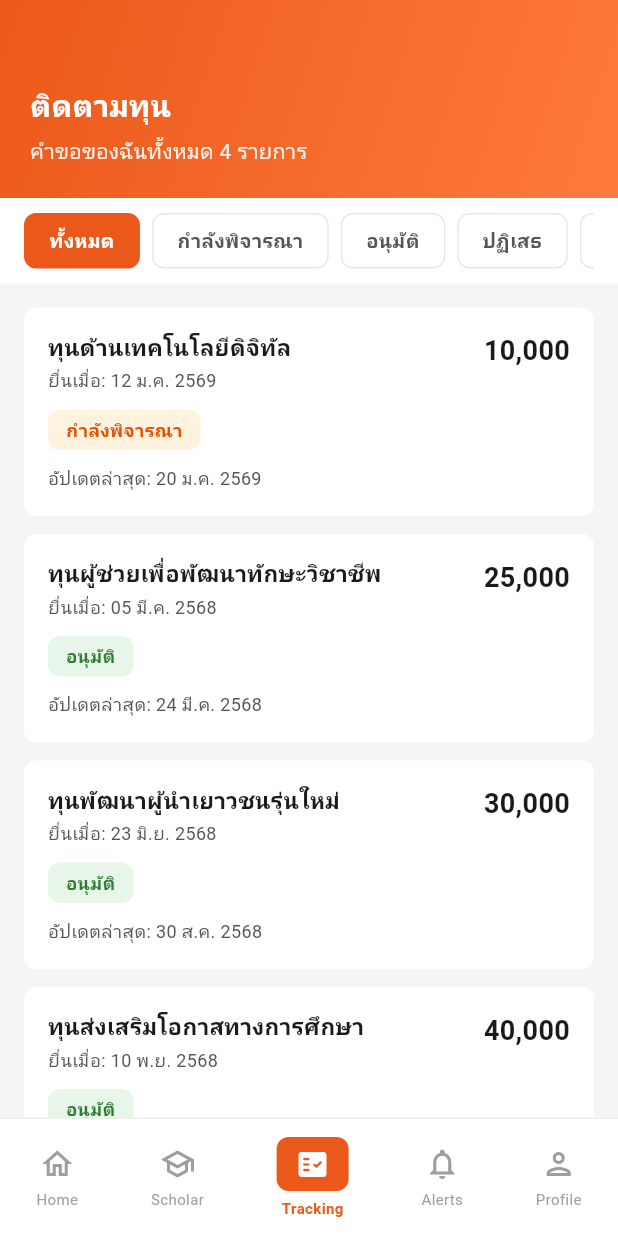
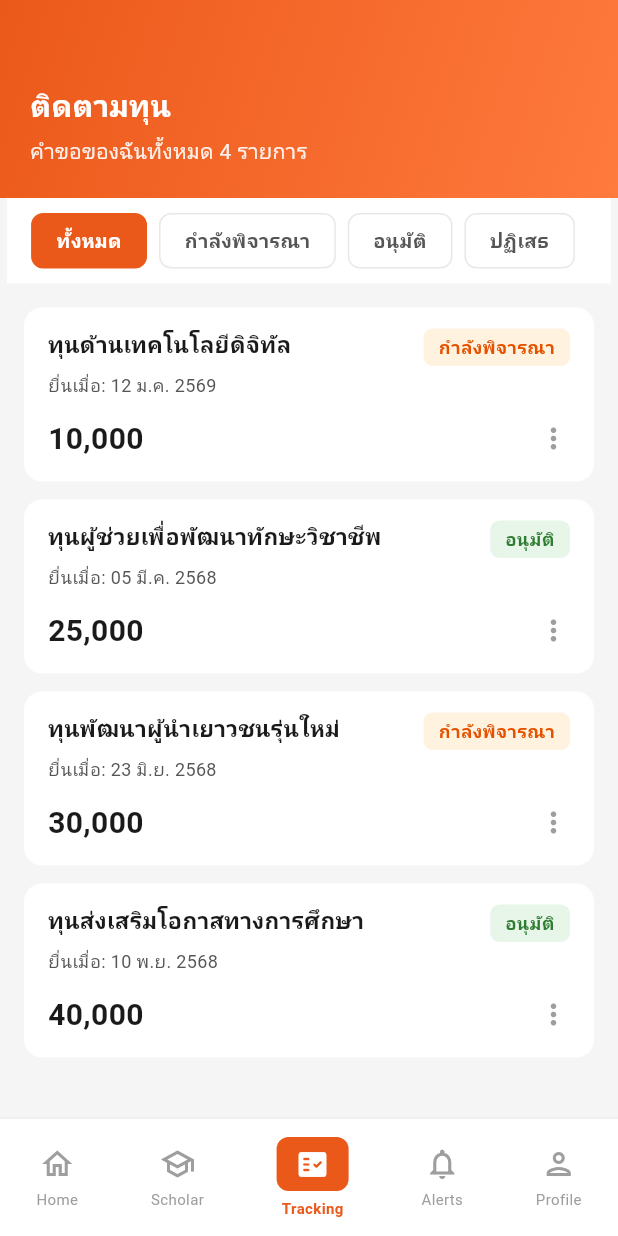
Before and after one commit to Wirakan/Scholarx_App, a Flutter app: the TrackingScreen screen opened directly, on a phone screen of 412 x 824 dp. Run offline on Flutter 3.47's test engine with Material 3 defaults, Android fonts, the phone set to English and light mode, and no system bars.

Commit message:
edit tracking

```diff
--- a/scholarx_app/lib/features/student/screens/tracking/tracking_screen.dart
+++ b/scholarx_app/lib/features/student/screens/tracking/tracking_screen.dart
@@ -1,10 +1,11 @@
 import 'package:flutter/material.dart';
 import '/coreApp/themeApp/app_colors.dart';
 import '/coreApp/themeApp/app_text_style.dart';
+
 // ─────────────────────────────────────────────
 //  DATA MODEL
 // ─────────────────────────────────────────────
-enum TrackingStatus { reviewing, approved, rejected, special }
+enum TrackingStatus { reviewing, approved, rejected}
 
 class TrackingItem {
   final String id;
@@ -50,7 +51,7 @@ const _mockItems = [
     appliedDate: '23 มิ.ย. 2568',
     updatedDate: '30 ส.ค. 2568',
     amount: 30000,
-    status: TrackingStatus.approved,
+    status: TrackingStatus.reviewing,
   ),
   TrackingItem(
     id: 'AP011004',
@@ -98,8 +99,6 @@ class _TrackingScreenState extends State<TrackingScreen> {
           return e.status == TrackingStatus.approved;
         case _FilterTab.rejected:
           return e.status == TrackingStatus.rejected;
-        case _FilterTab.special:
-          return e.status == TrackingStatus.special;
         default:
           return true;
       }
@@ -219,7 +218,7 @@ class _TrackingScreenState extends State<TrackingScreen> {
 // ─────────────────────────────────────────────
 //  FILTER TAB ENUM
 // ─────────────────────────────────────────────
-enum _FilterTab { all, reviewing, approved, rejected, special }
+enum _FilterTab { all, reviewing, approved, rejected}
 
 extension _FilterTabX on _FilterTab {
   String get label {
@@ -232,14 +231,12 @@ extension _FilterTabX on _FilterTab {
         return 'อนุมัติ';
       case _FilterTab.rejected:
         return 'ปฏิเสธ';
-      case _FilterTab.special:
-        return 'พิเศษ';
     }
   }
 }
 
 // ─────────────────────────────────────────────
-//  TRACKING CARD
+//  TRACKING CARD  ← layout เปลี่ยนตามรูป
 // ─────────────────────────────────────────────
 class _TrackingCard extends StatelessWidget {
   final TrackingItem item;
@@ -253,7 +250,7 @@ class _TrackingCard extends StatelessWidget {
       duration: const Duration(milliseconds: 300),
       decoration: BoxDecoration(
         color: Colors.white,
-        borderRadius: BorderRadius.circular(8),
+        borderRadius: BorderRadius.circular(12),
         border: isHighlighted
             ? Border.all(color: AppColors.primary, width: 2)
             : null,
@@ -267,47 +264,42 @@ class _TrackingCard extends StatelessWidget {
               ]
             : null,
       ),
-      padding: const EdgeInsets.all(16),
+      padding: const EdgeInsets.fromLTRB(16, 14, 16, 14),
       child: Column(
         crossAxisAlignment: CrossAxisAlignment.start,
         children: [
-          // Title row
+          // ── แถวบน: ชื่อทุน (ซ้าย) + badge (ขวา) ──
           Row(
             crossAxisAlignment: CrossAxisAlignment.start,
             children: [
               Expanded(
-                child: Column(
-                  crossAxisAlignment: CrossAxisAlignment.start,
-                  children: [
-                    Text(
-                      item.title,
-                      style: AppTextStyle.title.copyWith(fontSize: 15),
-                    ),
-                    const SizedBox(height: 4),
-                    Text(
-                      'ยื่นเมื่อ: ${item.appliedDate}',
-                      style: AppTextStyle.caption,
-                    ),
-                  ],
+                child: Text(
+                  item.title,
+                  style: AppTextStyle.title.copyWith(fontSize: 15),
                 ),
               ),
               const SizedBox(width: 8),
+              _StatusBadge(status: item.status),
+            ],
+          ),
+          const SizedBox(height: 4),
+          // ── วันที่ยื่น ──
+          Text('ยื่นเมื่อ: ${item.appliedDate}', style: AppTextStyle.caption),
+          const SizedBox(height: 12),
+          // ── แถวล่าง: จำนวนเงิน (ซ้าย) + ⋮ (ขวา) ──
+          Row(
+            mainAxisAlignment: MainAxisAlignment.spaceBetween,
+            children: [
               Text(
                 _formatAmount(item.amount),
                 style: AppTextStyle.heading3.copyWith(
                   color: AppColors.textPrimary,
+                  fontSize: 20,
+                  fontWeight: FontWeight.w700,
                 ),
               ),
+              const Icon(Icons.more_vert, color: Color(0xFF9E9E9E), size: 22),
             ],
-          ),
-          const SizedBox(height: 10),
-          // Status badge
-          _StatusBadge(status: item.status),
-          const SizedBox(height: 10),
-          // Updated date
-          Text(
-            'อัปเดตล่าสุด: ${item.updatedDate}',
-            style: AppTextStyle.caption,
           ),
         ],
       ),
@@ -354,22 +346,17 @@ class _StatusBadge extends StatelessWidget {
         fg = const Color(0xFFC62828);
         label = 'ปฏิเสธ';
         break;
-      case TrackingStatus.special:
-        bg = const Color(0xFFE3F2FD);
-        fg = const Color(0xFF1565C0);
-        label = 'พิเศษ';
-        break;
     }
 
     return Container(
-      padding: const EdgeInsets.symmetric(horizontal: 12, vertical: 5),
+      padding: const EdgeInsets.symmetric(horizontal: 10, vertical: 4),
       decoration: BoxDecoration(
         color: bg,
-        borderRadius: BorderRadius.circular(8),
+        borderRadius: BorderRadius.circular(6),
       ),
       child: Text(
         label,
-        style: TextStyle(fontSize: 12, fontWeight: FontWeight.w700, color: fg),
+        style: TextStyle(fontSize: 12, fontWeight: FontWeight.w600, color: fg),
       ),
     );
   }
```
Also changed, not shown: scholarx_app/pubspec.lock.
